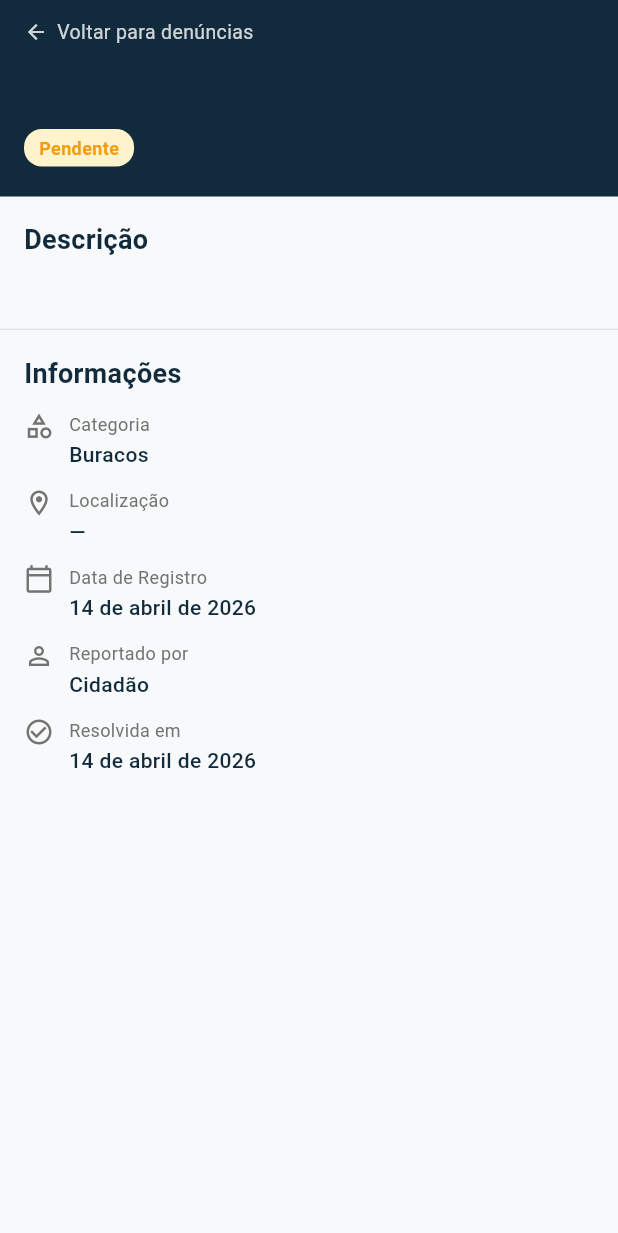
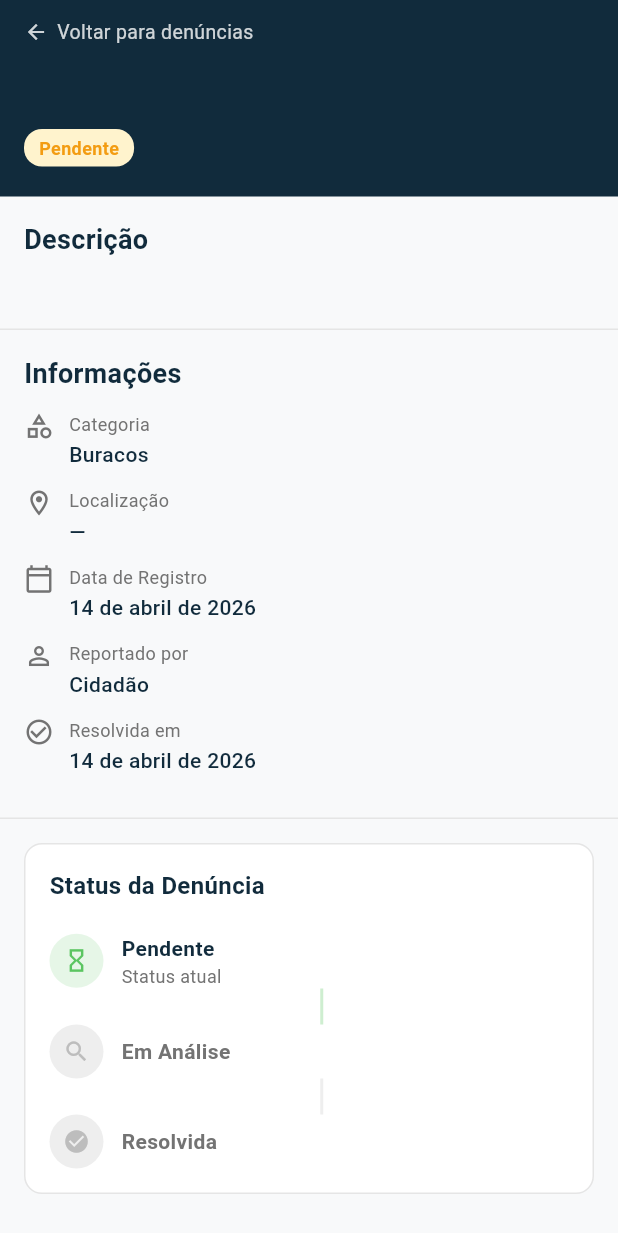
Before and after one commit to cidade-integra/cidade-integra-mobile, a Flutter app: the _DetailContent widget shown alone on an empty page, opened directly with empty values, on a phone screen of 412 x 824 dp. Shown: the top 1233 px of the screen. Run offline on Flutter 3.47's test engine with Material 3 defaults, Android fonts, the phone set to English and light mode, and no system bars; our stand-ins replace cloud_firestore, firebase_auth, firebase_core, flutter_svg, go_router, google_sign_in and 2 more; accounts and stored records are empty.

Commit message:
feat: create StatusFlow widget and integrate into details screen

```diff
--- a/cidade_integra/lib/screens/denuncia_detalhes_screen.dart
+++ b/cidade_integra/lib/screens/denuncia_detalhes_screen.dart
@@ -5,6 +5,7 @@ import '../models/report.dart';
 import '../services/report_service.dart';
 import '../utils/app_theme.dart';
 import '../widgets/denuncias/status_badge.dart';
+import '../widgets/denuncias/status_flow.dart';
 
 class DenunciaDetalhesScreen extends StatelessWidget {
   final String reportId;
@@ -145,6 +146,13 @@ class _DetailContent extends StatelessWidget {
                 ),
             ],
           ),
+        ),
+
+        const Divider(height: 1),
+
+        Padding(
+          padding: const EdgeInsets.all(16),
+          child: StatusFlow(currentStatus: report.status),
         ),
       ],
     );
--- /dev/null
+++ b/cidade_integra/lib/widgets/denuncias/status_flow.dart
@@ -0,0 +1,177 @@
+import 'package:flutter/material.dart';
+import '../../models/report.dart';
+import '../../utils/app_theme.dart';
+
+class StatusFlow extends StatelessWidget {
+  final ReportStatus currentStatus;
+  const StatusFlow({super.key, required this.currentStatus});
+
+  @override
+  Widget build(BuildContext context) {
+    final isRejected = currentStatus == ReportStatus.rejected;
+
+    final steps = [
+      _Step(ReportStatus.pending, 'Pendente', Icons.hourglass_empty),
+      _Step(ReportStatus.review, 'Em Análise', Icons.search),
+      _Step(
+        ReportStatus.resolved,
+        isRejected ? 'Rejeitada' : 'Resolvida',
+        isRejected ? Icons.close : Icons.check_circle,
+      ),
+    ];
+
+    return Container(
+      padding: const EdgeInsets.all(16),
+      decoration: BoxDecoration(
+        color: AppColors.branco,
+        borderRadius: BorderRadius.circular(12),
+        border: Border.all(color: AppColors.bordas),
+      ),
+      child: Column(
+        crossAxisAlignment: CrossAxisAlignment.start,
+        children: [
+          Text(
+            'Status da Denúncia',
+            style: TextStyle(
+              fontSize: 16,
+              fontWeight: FontWeight.w700,
+              color: AppColors.azul,
+            ),
+          ),
+          const SizedBox(height: 20),
+          ...List.generate(steps.length, (i) {
+            final step = steps[i];
+            final state = _getStepState(step.status, currentStatus, isRejected);
+            final isLast = i == steps.length - 1;
+
+            return _StepRow(
+              step: step,
+              state: state,
+              isRejected: isRejected && isLast,
+              showLine: !isLast,
+            );
+          }),
+        ],
+      ),
+    );
+  }
+
+  _StepState _getStepState(
+    ReportStatus step,
+    ReportStatus current,
+    bool isRejected,
+  ) {
+    if (isRejected) {
+      if (step == ReportStatus.resolved) return _StepState.rejected;
+      return _StepState.completed;
+    }
+    if (current.index > step.index) return _StepState.completed;
+    if (current == step) return _StepState.current;
+    return _StepState.upcoming;
+  }
+}
+
+enum _StepState { completed, current, upcoming, rejected }
+
+class _Step {
+  final ReportStatus status;
+  final String label;
+  final IconData icon;
+  const _Step(this.status, this.label, this.icon);
+}
+
+class _StepRow extends StatelessWidget {
+  final _Step step;
+  final _StepState state;
+  final bool isRejected;
+  final bool showLine;
+
+  const _StepRow({
+    required this.step,
+    required this.state,
+    required this.isRejected,
+    required this.showLine,
+  });
+
+  @override
+  Widget build(BuildContext context) {
+    final color = switch (state) {
+      _StepState.completed => AppColors.verde,
+      _StepState.current => AppColors.verde,
+      _StepState.rejected => AppColors.vermelho,
+      _StepState.upcoming => AppColors.cinza,
+    };
+
+    final subtext = switch (state) {
+      _StepState.current => 'Status atual',
+      _StepState.completed => 'Concluído',
+      _StepState.rejected => 'Denúncia rejeitada',
+      _StepState.upcoming => '',
+    };
+
+    return Column(
+      children: [
+        Row(
+          children: [
+            Container(
+              width: 36,
+              height: 36,
+              decoration: BoxDecoration(
+                color: state == _StepState.upcoming
+                    ? Colors.grey.shade200
+                    : color.withValues(alpha: 0.15),
+                shape: BoxShape.circle,
+              ),
+              child: Icon(
+                step.icon,
+                size: 18,
+                color: state == _StepState.upcoming
+                    ? Colors.grey.shade400
+                    : color,
+              ),
+            ),
+            const SizedBox(width: 12),
+            Expanded(
+              child: Column(
+                crossAxisAlignment: CrossAxisAlignment.start,
+                children: [
+                  Text(
+                    step.label,
+                    style: TextStyle(
+                      fontSize: 14,
+                      fontWeight: FontWeight.w600,
+                      color: state == _StepState.upcoming
+                          ? AppColors.textoSecundario
+                          : AppColors.azul,
+                    ),
+                  ),
+                  if (subtext.isNotEmpty)
+                    Text(
+                      subtext,
+                      style: TextStyle(
+                        fontSize: 12,
+                        color: isRejected
+                            ? AppColors.vermelho
+                            : AppColors.textoSecundario,
+                      ),
+                    ),
+                ],
+              ),
+            ),
+          ],
+        ),
+        if (showLine)
+          Padding(
+            padding: const EdgeInsets.only(left: 17),
+            child: Container(
+              width: 2,
+              height: 24,
+              color: state == _StepState.upcoming
+                  ? Colors.grey.shade200
+                  : color.withValues(alpha: 0.3),
+            ),
+          ),
+      ],
+    );
+  }
+}
```
